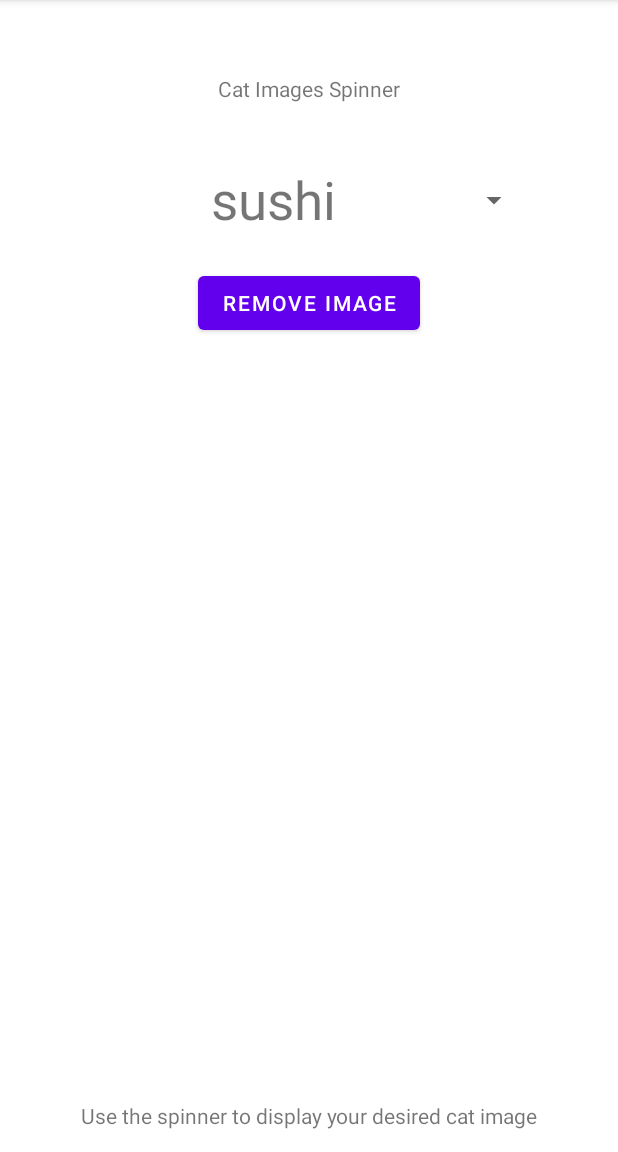
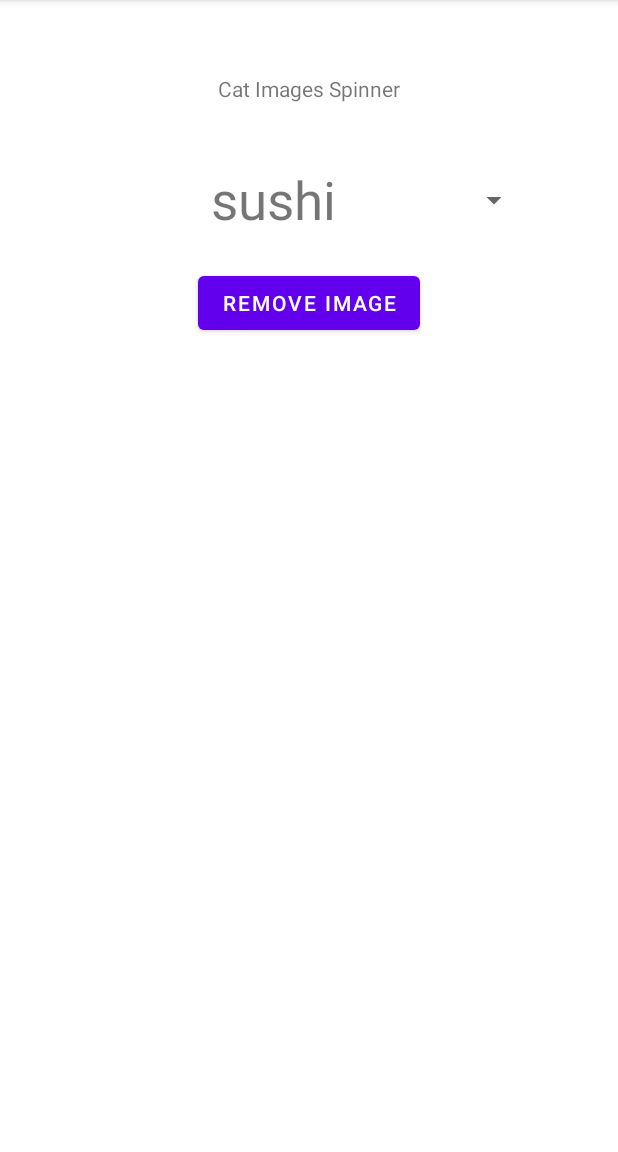
Before and after one commit to jackychulo/webapp-assignment6-alternativeresources, an Android app: the screen it shows after launch (MainActivity), on a phone screen of 412 x 824 dp, the part 84-1236 px from its top. Run offline under Robolectric (Android 15) with nearby library versions, the phone set to English and light mode, and no system bars.

```diff
--- a/app/src/main/res/layout/activity_main.xml
+++ b/app/src/main/res/layout/activity_main.xml
@@ -61,16 +61,5 @@
         app:layout_constraintStart_toStartOf="parent"
         app:layout_constraintTop_toBottomOf="@+id/spinner" />
 
-    <TextView
-        android:id="@+id/textView2"
-        android:layout_width="wrap_content"
-        android:layout_height="wrap_content"
-        android:text="Use the spinner to display your desired cat image"
-        app:layout_constraintBottom_toBottomOf="parent"
-        app:layout_constraintEnd_toEndOf="parent"
-        app:layout_constraintStart_toStartOf="parent"
-        app:layout_constraintTop_toBottomOf="@+id/imageView"
-        app:layout_constraintVertical_bias="0.0" />
-
 
 </androidx.constraintlayout.widget.ConstraintLayout>
```
